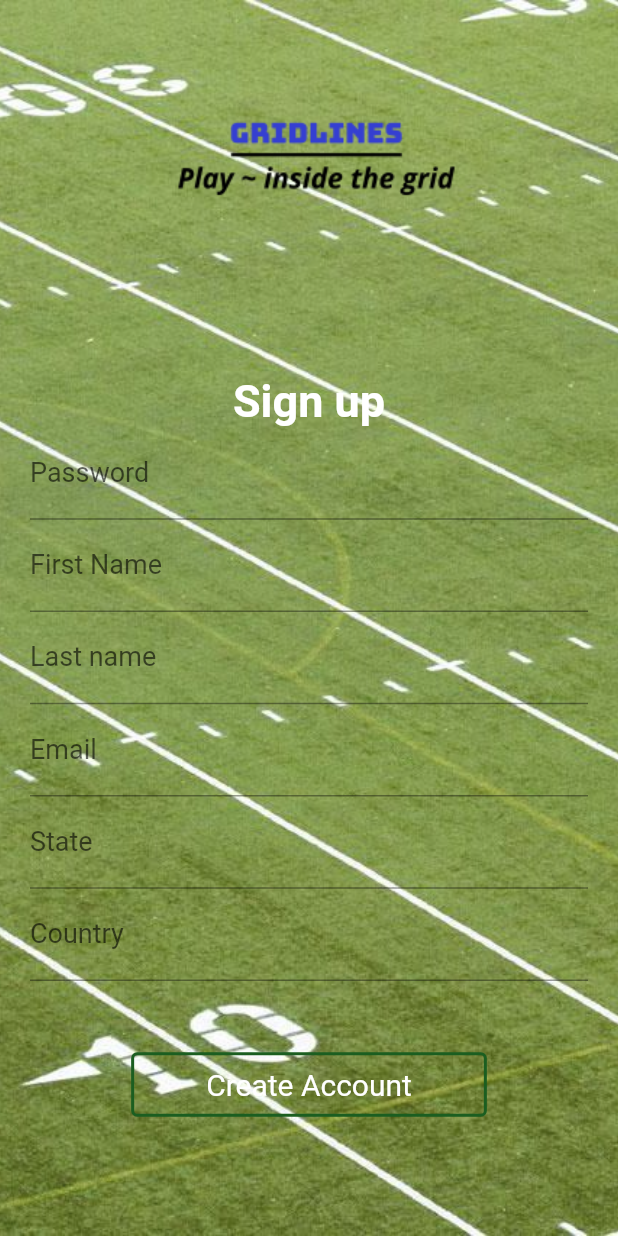
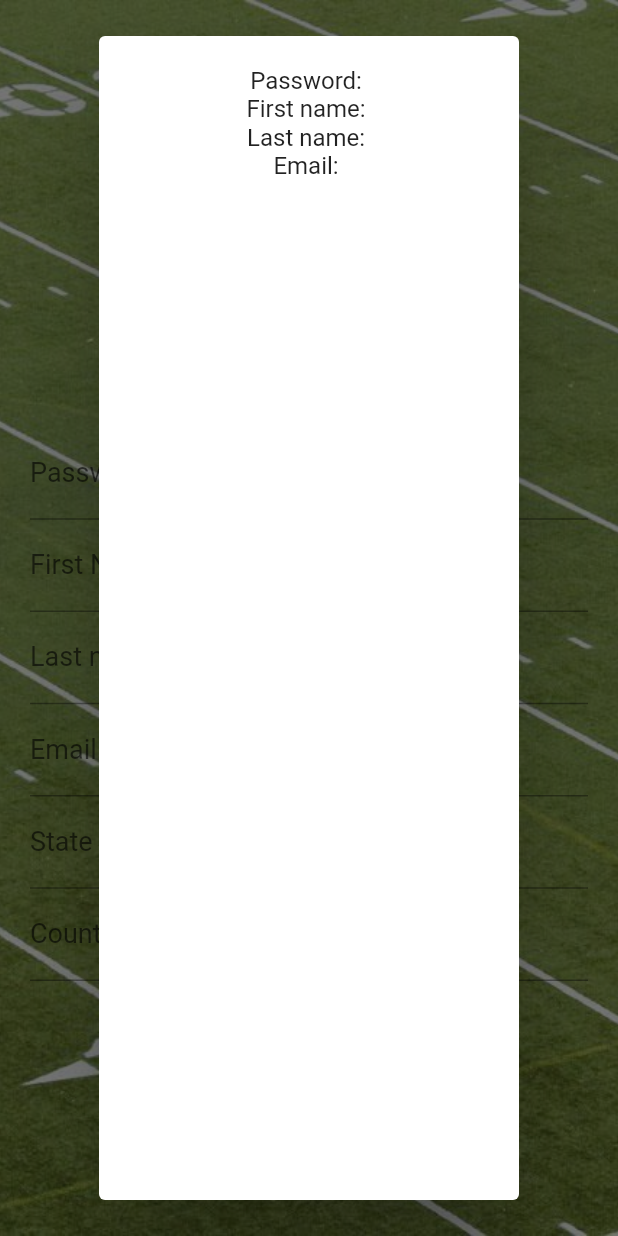
Before and after one commit to AlejandroMagdaleno/Gridlines, a Flutter app: the SignUp screen opened directly, after a tap on "Create Account", on a phone screen of 412 x 824 dp. Run offline on Flutter 3.47's test engine with Material 2 defaults, Android fonts, the phone set to English and light mode, and no system bars; our stand-ins replace firebase_auth, firebase_core, firebase_database, google_sign_in; accounts and stored records are empty; Roboto replaces fonts that are missing (Monteserrat).

Commit message:
Athlete user class udpated along with signing up process

```diff
--- /dev/null
+++ b/lib/Athlete.dart
@@ -0,0 +1,33 @@
+import 'package:firebase_database/firebase_database.dart';
+import 'package:firebase_auth/firebase_auth.dart';
+
+class Athlete {
+  String fName = "";
+  String lName = "";
+  String email = "";
+  DatabaseReference? _id;
+
+  void setId(DatabaseReference id) {
+    this._id = id;
+  }
+
+  void setGoogleUser(FirebaseAuth user) {
+    final FirebaseAuth auth = FirebaseAuth.instance;
+    // from the sign in screen, we run this method if we use the sign in with google button
+  }
+
+  void setEmailUser(String fname, String lname, String email) {
+    //  Run this method if the user signed up with email
+    this.fName = fname;
+    this.lName = lname;
+    this.email = email;
+  }
+
+  Map<String, dynamic> toJson() {
+    return {
+      'f_name': this.fName,
+      'l_Name': this.lName,
+      'Email': this.email,
+    };
+  }
+}
--- /dev/null
+++ b/lib/database.dart
@@ -0,0 +1,11 @@
+import 'package:firebase_database/firebase_database.dart';
+
+import 'Athlete.dart';
+
+final databaseReference = FirebaseDatabase.instance.reference();
+
+DatabaseReference saveAthlete(Athlete user) {
+  var id = databaseReference.child('Athletes/').push();
+  id.set(user.toJson());
+  return id;
+}
--- a/lib/main.dart
+++ b/lib/main.dart
@@ -1,5 +1,5 @@
 import 'package:flutter/material.dart';
-import 'package:gridlines/home.dart';
+import 'package:gridlines/signup.dart';
 import 'welcomeScreen.dart';
 import 'package:firebase_core/firebase_core.dart';
 
@@ -25,8 +25,8 @@ class MyApp extends StatelessWidget {
               print("Error");
               return (Text('something went wrong'));
             } else if (snapshot.hasData) {
-              print('snapshot has data, firebase went through ideally');
-              return WelcomeScreen();
+              print('snapshot has data, firebase went through');
+              return SignUp();
             } else {
               return Center(
                 child: CircularProgressIndicator(),
--- a/lib/signup.dart
+++ b/lib/signup.dart
@@ -1,8 +1,6 @@
-import 'package:firebase_auth/firebase_auth.dart';
 import 'package:flutter/material.dart';
-import 'package:gridlines/welcomeScreen.dart';
-
-import 'auth.dart';
+import 'package:gridlines/Athlete.dart';
+import 'package:gridlines/database.dart';
 
 class SignUp extends StatefulWidget {
   const SignUp({Key? key}) : super(key: key);
@@ -12,6 +10,11 @@ class SignUp extends StatefulWidget {
 }
 
 class _SignUpState extends State<SignUp> {
+  final TextEditingController pController = TextEditingController();
+  final TextEditingController fController = TextEditingController();
+  final TextEditingController lController = TextEditingController();
+  final TextEditingController eController = TextEditingController();
+
   @override
   Widget build(BuildContext context) {
     double height = 1;
@@ -44,6 +47,7 @@ class _SignUpState extends State<SignUp> {
               Container(
                   padding: EdgeInsets.only(top: height, left: 20, right: 20),
                   child: TextField(
+                    controller: pController,
                     decoration: InputDecoration(
                         labelText: "Password",
                         labelStyle:
@@ -52,6 +56,7 @@ class _SignUpState extends State<SignUp> {
               Container(
                   padding: EdgeInsets.only(top: height, left: 20, right: 20),
                   child: TextField(
+                    controller: fController,
                     decoration: InputDecoration(
                         labelText: "First Name",
                         labelStyle:
@@ -60,6 +65,7 @@ class _SignUpState extends State<SignUp> {
               Container(
                   padding: EdgeInsets.only(top: height, left: 20, right: 20),
                   child: TextField(
+                    controller: lController,
                     decoration: InputDecoration(
                         labelText: "Last name",
                         labelStyle:
@@ -68,6 +74,7 @@ class _SignUpState extends State<SignUp> {
               Container(
                   padding: EdgeInsets.only(top: height, left: 20, right: 20),
                   child: TextField(
+                    controller: eController,
                     decoration: InputDecoration(
                         labelText: "Email",
                         labelStyle:
@@ -96,7 +103,26 @@ class _SignUpState extends State<SignUp> {
                     'Create Account',
                     style: TextStyle(color: Colors.white),
                   ),
-                  onPressed: () {},
+                  onPressed: () {
+                    Athlete newUser = new Athlete();
+                    newUser.setId(saveAthlete(newUser));
+                    newUser.setEmailUser(
+                        fController.text, lController.text, eController.text);
+                    showDialog(
+                        context: context,
+                        builder: (context) {
+                          return AlertDialog(
+                            content: Column(
+                              children: <Widget>[
+                                Text("Password: " + pController.text),
+                                Text("First name: " + fController.text),
+                                Text("Last name: " + lController.text),
+                                Text("Email: " + eController.text)
+                              ],
+                            ),
+                          );
+                        });
+                  },
                   style: ButtonStyle(
                       side: MaterialStateProperty.all(
                           BorderSide(width: 2, color: Colors.green.shade900)),
--- a/lib/welcomeScreen.dart
+++ b/lib/welcomeScreen.dart
@@ -4,6 +4,8 @@ import 'package:firebase_auth/firebase_auth.dart';
 import 'package:flutter/material.dart';
 import 'package:gridlines/home.dart';
 import 'package:gridlines/signup.dart';
+import 'database.dart';
+import 'Athlete.dart';
 
 import 'auth.dart';
 
@@ -89,6 +91,8 @@ class WelcomeScreen extends StatelessWidget {
                 onPressed: () async {
                   User? user =
                       await Authentication.signInWithGoogle(context: context);
+                  Athlete newUser = new Athlete();
+                  newUser.setId(saveAthlete(newUser));
 
                   if (user != null) {
                     Navigator.of(context).pushReplacement(
```
Also changed, not shown: lib/user.dart (deleted, +0 -19 lines).
